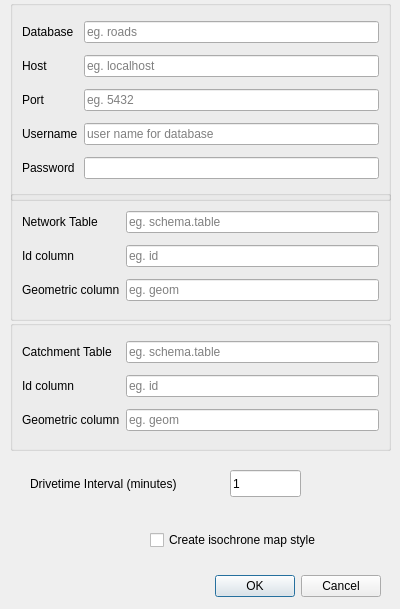
This is ui/isochrone_dialog_base.ui in Samweli/isochrones as Qt 5 draws it before an edit. The edited form follows.
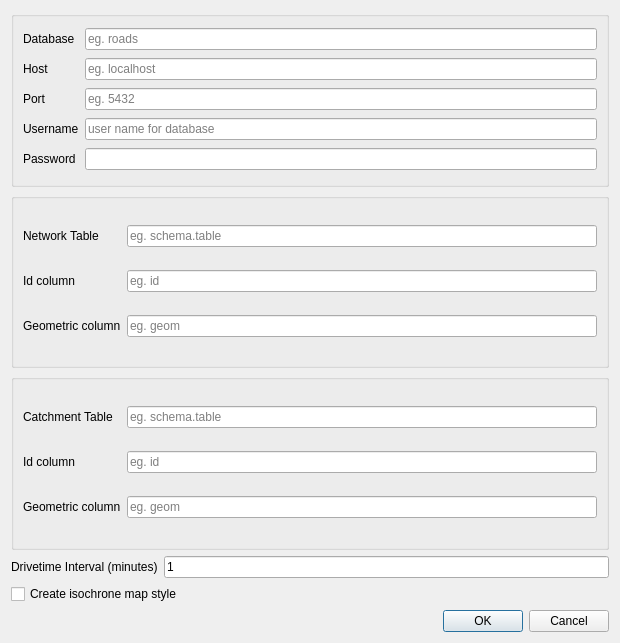
This is the edited form.

Commit message: changes to the main plugin dialog components and layout

What changed in the file:
```diff
--- a/ui/isochrone_dialog_base.ui
+++ b/ui/isochrone_dialog_base.ui
@@ -6,8 +6,8 @@
    <rect>
     <x>0</x>
     <y>0</y>
-    <width>400</width>
-    <height>609</height>
+    <width>620</width>
+    <height>643</height>
    </rect>
   </property>
   <property name="windowTitle">
@@ -16,31 +16,9 @@
   <property name="autoFillBackground">
    <bool>false</bool>
   </property>
-  <widget class="QDialogButtonBox" name="button_box">
-   <property name="geometry">
-    <rect>
-     <x>40</x>
-     <y>570</y>
-     <width>341</width>
-     <height>32</height>
-    </rect>
-   </property>
-   <property name="orientation">
-    <enum>Qt::Horizontal</enum>
-   </property>
-   <property name="standardButtons">
-    <set>QDialogButtonBox::Cancel|QDialogButtonBox::Ok</set>
-   </property>
-  </widget>
+  <layout class="QGridLayout" name="gridLayout">
+   <item row="0" column="0" colspan="2">
   <widget class="QGroupBox" name="output_group_2">
-   <property name="geometry">
-    <rect>
-     <x>10</x>
-     <y>0</y>
-     <width>381</width>
-     <height>201</height>
-    </rect>
-   </property>
    <property name="sizePolicy">
     <sizepolicy hsizetype="Minimum" vsizetype="Preferred">
      <horstretch>0</horstretch>
@@ -195,15 +173,9 @@
     </item>
    </layout>
   </widget>
+   </item>
+   <item row="1" column="0" colspan="2">
   <widget class="QGroupBox" name="output_group_3">
-   <property name="geometry">
-    <rect>
-     <x>10</x>
-     <y>190</y>
-     <width>381</width>
-     <height>131</height>
-    </rect>
-   </property>
    <property name="sizePolicy">
     <sizepolicy hsizetype="Minimum" vsizetype="Preferred">
      <horstretch>0</horstretch>
@@ -294,28 +266,9 @@
     </item>
    </layout>
   </widget>
-  <widget class="QCheckBox" name="style">
-   <property name="geometry">
-    <rect>
-     <x>150</x>
-     <y>530</y>
-     <width>235</width>
-     <height>20</height>
-    </rect>
-   </property>
-   <property name="text">
-    <string>Create isochrone map style</string>
-   </property>
-  </widget>
+   </item>
+   <item row="2" column="0" colspan="2">
   <widget class="QGroupBox" name="output_group_4">
-   <property name="geometry">
-    <rect>
-     <x>10</x>
-     <y>320</y>
-     <width>381</width>
-     <height>131</height>
-    </rect>
-   </property>
    <property name="sizePolicy">
     <sizepolicy hsizetype="Minimum" vsizetype="Preferred">
      <horstretch>0</horstretch>
@@ -403,28 +356,16 @@
     </item>
    </layout>
   </widget>
+   </item>
+   <item row="3" column="0">
   <widget class="QLabel" name="input_network_file_label_11">
-   <property name="geometry">
-    <rect>
-     <x>30</x>
-     <y>470</y>
-     <width>191</width>
-     <height>27</height>
-    </rect>
-   </property>
    <property name="text">
     <string>Drivetime Interval (minutes)</string>
    </property>
   </widget>
+   </item>
+   <item row="3" column="1">
   <widget class="QLineEdit" name="contour_interval">
-   <property name="geometry">
-    <rect>
-     <x>230</x>
-     <y>470</y>
-     <width>71</width>
-     <height>27</height>
-    </rect>
-   </property>
    <property name="sizePolicy">
     <sizepolicy hsizetype="MinimumExpanding" vsizetype="Fixed">
      <horstretch>0</horstretch>
@@ -444,6 +385,25 @@
     <string/>
    </property>
   </widget>
+   </item>
+   <item row="4" column="0" colspan="2">
+    <widget class="QCheckBox" name="style">
+     <property name="text">
+      <string>Create isochrone map style</string>
+     </property>
+    </widget>
+   </item>
+   <item row="5" column="0" colspan="2">
+    <widget class="QDialogButtonBox" name="button_box">
+     <property name="orientation">
+      <enum>Qt::Horizontal</enum>
+     </property>
+     <property name="standardButtons">
+      <set>QDialogButtonBox::Cancel|QDialogButtonBox::Ok</set>
+     </property>
+    </widget>
+   </item>
+  </layout>
  </widget>
  <resources/>
  <connections>
```
Left out of the diff: 10 changed lines with no effect on the pictures. Lines whose indentation alone changed are shown as unchanged. The commit also changes 5 other files.
